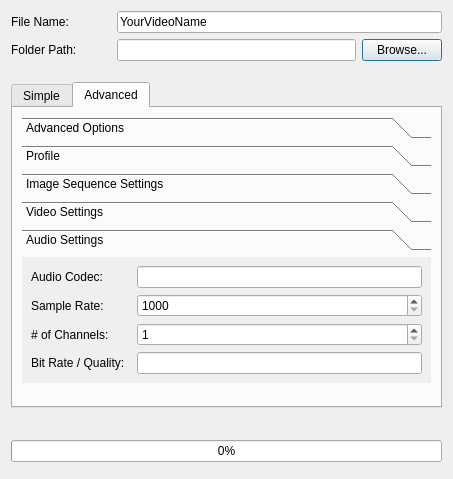
Qt form src/windows/ui/export.ui (OpenShot/openshot-qt) before a commit.
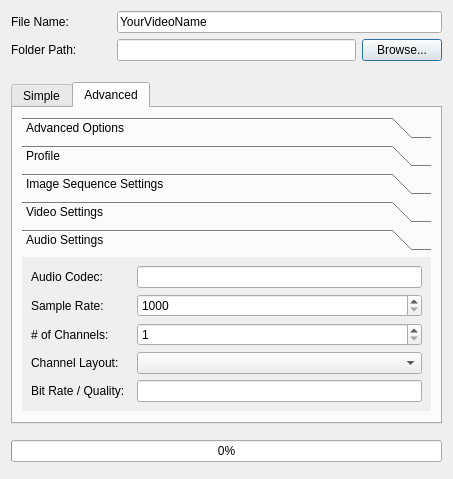
The same form after that commit. The open tabs and pages were chosen to show the change. Icons and pictures are not drawn.

Commit message: Added sample rate and channel layout to preferences, which are now used in the default timeline playback. Also added channel layout to export dialog, which allows for exporting as surround sound, and other types of layouts. Also fixed a small bug with the  "No Fade" context menu.

```diff
--- a/src/windows/ui/export.ui
+++ b/src/windows/ui/export.ui
@@ -864,9 +864,9 @@
           <property name="geometry">
            <rect>
             <x>0</x>
-            <y>0</y>
-            <width>208</width>
-            <height>152</height>
+            <y>-67</y>
+            <width>400</width>
+            <height>187</height>
            </rect>
           </property>
           <attribute name="label">
@@ -926,7 +926,7 @@
              </item>
             </layout>
            </item>
-           <item row="3" column="0">
+           <item row="4" column="0">
             <layout class="QHBoxLayout" name="horizontalLayout_23">
              <item>
               <widget class="QLabel" name="lblAudioBitrate">
@@ -979,6 +979,36 @@
              </item>
             </layout>
            </item>
+           <item row="3" column="0">
+            <layout class="QHBoxLayout" name="horizontalLayout_7">
+             <property name="topMargin">
+              <number>0</number>
+             </property>
+             <item>
+              <widget class="QLabel" name="lblChannelLayout">
+               <property name="minimumSize">
+                <size>
+                 <width>100</width>
+                 <height>0</height>
+                </size>
+               </property>
+               <property name="text">
+                <string>Channel Layout:</string>
+               </property>
+              </widget>
+             </item>
+             <item>
+              <widget class="QComboBox" name="cboChannelLayout">
+               <property name="sizePolicy">
+                <sizepolicy hsizetype="Expanding" vsizetype="Fixed">
+                 <horstretch>0</horstretch>
+                 <verstretch>0</verstretch>
+                </sizepolicy>
+               </property>
+              </widget>
+             </item>
+            </layout>
+           </item>
           </layout>
          </widget>
         </widget>
```
The commit also changes 7 other files.
